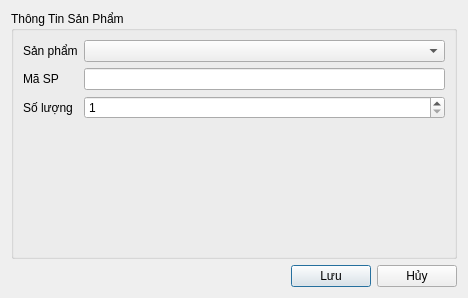
Qt form ui/order_add_ord_detail.ui (thinh-doan/sales-and-warehouse-management-system) before a commit.
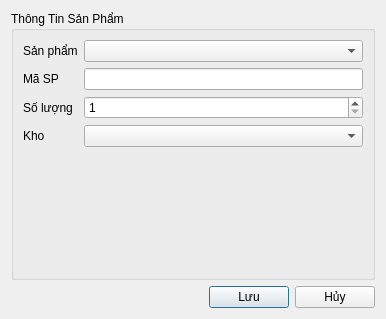
The same form after that commit. Icons and pictures are not drawn.

What changed in the file:
```diff
--- a/ui/order_add_ord_detail.ui
+++ b/ui/order_add_ord_detail.ui
@@ -6,8 +6,8 @@
    <rect>
     <x>0</x>
     <y>0</y>
-    <width>468</width>
-    <height>298</height>
+    <width>386</width>
+    <height>319</height>
    </rect>
   </property>
   <property name="windowTitle">
@@ -17,21 +17,13 @@
    <iconset>
     <normaloff>../resources/icons/square-plus.png</normaloff>../resources/icons/square-plus.png</iconset>
   </property>
-  <layout class="QVBoxLayout">
+  <layout class="QVBoxLayout" name="verticalLayout" stretch="5,1">
    <item>
     <widget class="QGroupBox" name="nhomSanPham">
      <property name="title">
       <string>Thông Tin Sản Phẩm</string>
      </property>
-     <layout class="QHBoxLayout" name="horizontalLayout">
-      <item>
        <layout class="QFormLayout" name="formLayout">
-        <property name="topMargin">
-         <number>0</number>
-        </property>
-        <property name="bottomMargin">
-         <number>0</number>
-        </property>
         <item row="0" column="0">
          <widget class="QLabel" name="lblProduct">
           <property name="text">
@@ -77,7 +69,41 @@
           </property>
          </widget>
         </item>
-       </layout>
+      <item row="3" column="0">
+       <widget class="QLabel" name="label">
+        <property name="text">
+         <string>Kho</string>
+        </property>
+       </widget>
+      </item>
+      <item row="3" column="1">
+       <widget class="QComboBox" name="cbbKhoSP">
+        <item>
+         <property name="text">
+          <string/>
+         </property>
+        </item>
+        <item>
+         <property name="text">
+          <string>Kho Tân Bình</string>
+         </property>
+        </item>
+        <item>
+         <property name="text">
+          <string>Kho Thủ Đức </string>
+         </property>
+        </item>
+        <item>
+         <property name="text">
+          <string>Kho Bình Tân </string>
+         </property>
+        </item>
+        <item>
+         <property name="text">
+          <string>Kho Tổng Củ Chi</string>
+         </property>
+        </item>
+       </widget>
       </item>
      </layout>
     </widget>
```
Lines whose indentation alone changed are shown as unchanged.
